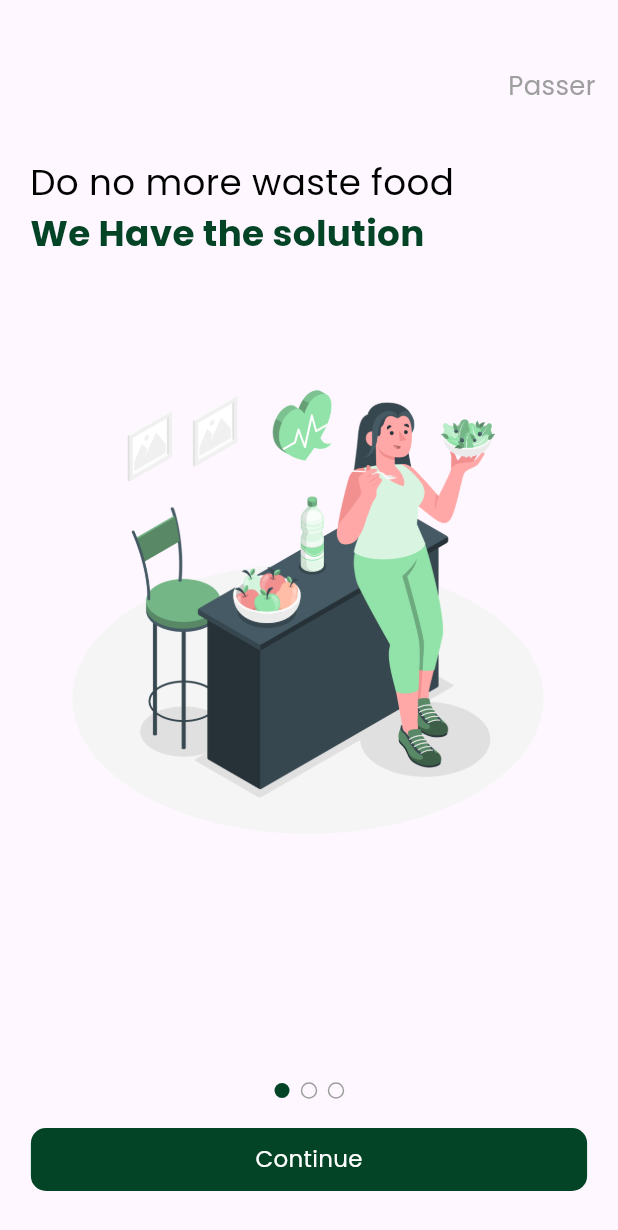
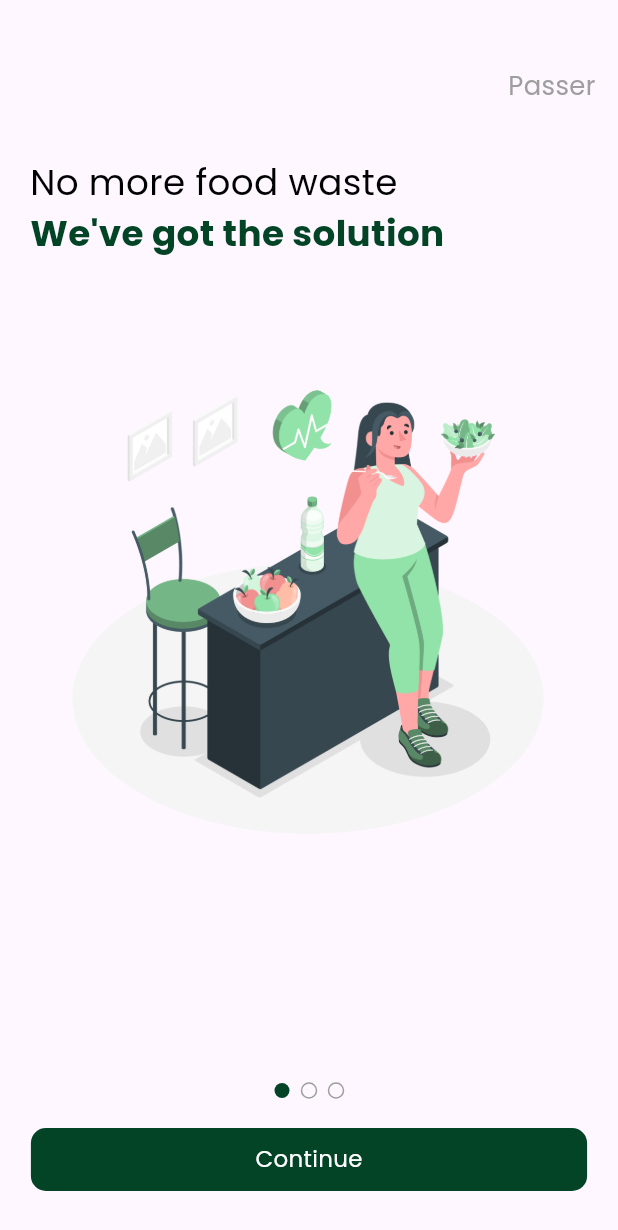
Before and after one commit to thatcowboyslayy/Parmurger, a Flutter app: the screen it shows after launch, on a phone screen of 412 x 824 dp. Shown: the top 1230 px of the screen. Run offline on Flutter 3.47's test engine with Material 3 defaults, Android fonts, the phone set to English and light mode, and no system bars; drawn by our look-alikes of smooth_page_indicator; our stand-ins replace google_fonts, responsive_sizer.

Commit message:
Update wording on onboarding screen (No more food waste, We've got the solution)

```diff
--- a/lib/screens/onboarding_screen.dart
+++ b/lib/screens/onboarding_screen.dart
@@ -54,18 +54,18 @@ class _OnBoardingScreenState extends State<OnBoardingScreen> {
                 children: const [
                   OnboardingScreenWidget(
                     imageUrl: 'assets/images/page2.png',
-                    textContent1: 'Do no more waste food',
-                    textContent2: "We Have the solution",
+                    textContent1: 'No more food waste',
+                    textContent2: "We've got the solution",
                   ),
                   OnboardingScreenWidget(
                     imageUrl: 'assets/images/page3.png',
-                    textContent1: 'Do no more waste food',
-                    textContent2: "We Have the solution",
+                    textContent1: 'No more food waste',
+                    textContent2: "We've got the solution",
                   ),
                   OnboardingScreenWidget(
                     imageUrl: 'assets/images/page1.png',
-                    textContent1: 'Do no more waste food',
-                    textContent2: "We Have the solution",
+                    textContent1: 'No more food waste',
+                    textContent2: "We've got the solution",
                   ),
                 ],
               ),
```
